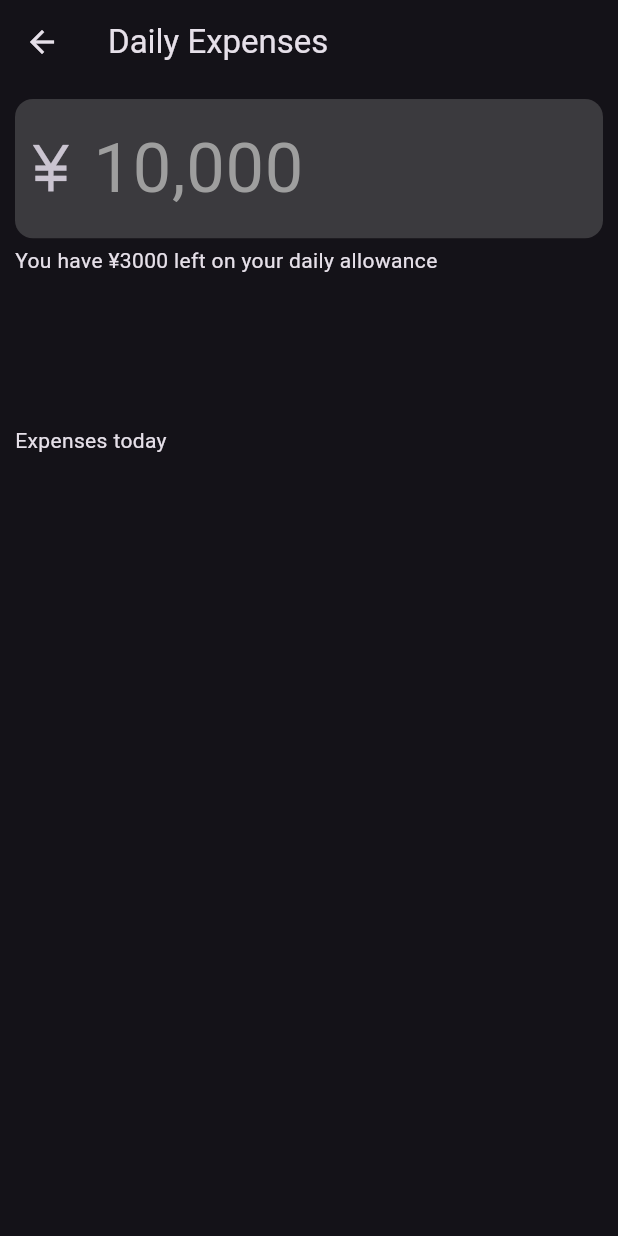
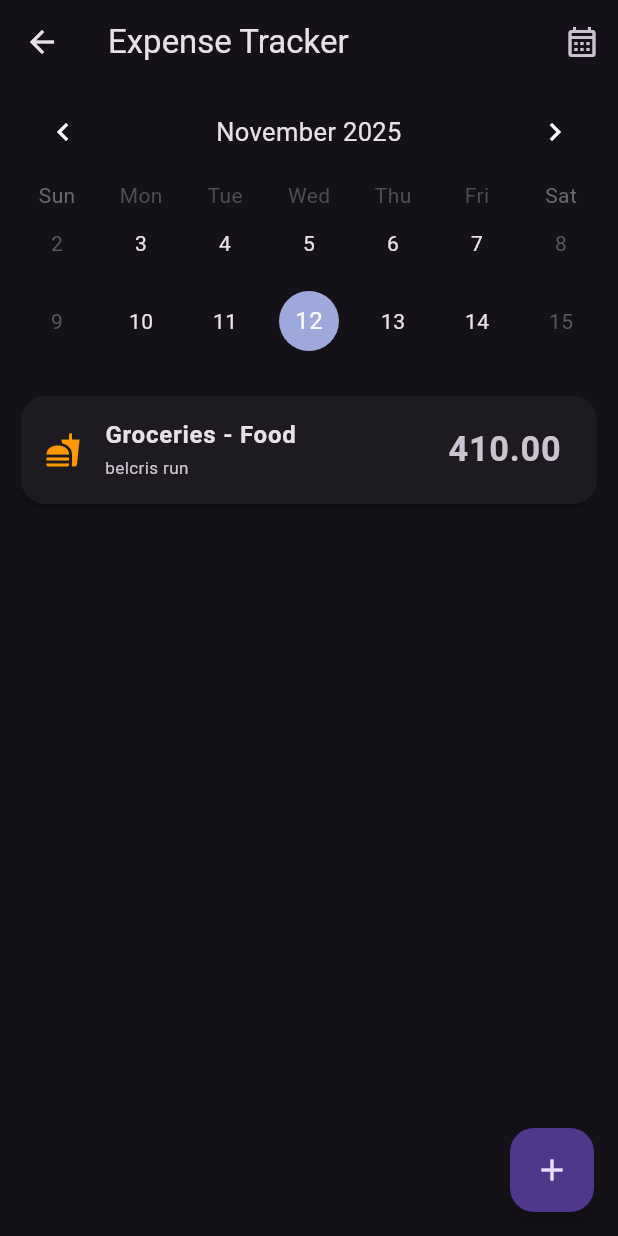
Before and after one commit to joshy-fyed/simple-budget-app, a Flutter app: the HomeScreen screen opened directly, on a phone screen of 412 x 824 dp. Run offline on Flutter 3.47's test engine with Material 3 defaults, Android fonts, the phone set to English and light mode, and no system bars; drawn by our look-alikes of table_calendar; our stand-ins replace flutter_screenutil, gap, go_router.

Commit message:
[新規] add expense_log, update home screen

```diff
--- a/simple_budget_app/lib/home_screen.dart
+++ b/simple_budget_app/lib/home_screen.dart
@@ -1,6 +1,9 @@
 import 'package:flutter/material.dart';
-import 'package:flutter_screenutil/flutter_screenutil.dart';
 import 'package:gap/gap.dart';
+import 'package:simple_budget_app/utils/expense_log.dart';
+import 'package:table_calendar/table_calendar.dart';
+
+final kToday = DateTime.now();
 
 class HomeScreen extends StatefulWidget {
   const HomeScreen({super.key});
@@ -10,44 +13,63 @@ class HomeScreen extends StatefulWidget {
 }
 
 class _HomeScreenState extends State<HomeScreen> {
-  final _controller = TextEditingController();
+  final CalendarFormat _calendarFormat = CalendarFormat.twoWeeks;
+  DateTime _focusedDay = DateTime.now();
+  DateTime? _selectedDay;
+
+  final kFirstDay = DateTime(kToday.year, kToday.month - 3, kToday.day);
+  final kLastDay = DateTime(kToday.year, kToday.month + 3, kToday.day);
 
   @override
   Widget build(BuildContext context) {
     return Scaffold(
       appBar: AppBar(
-          title: const Text('Daily Expenses'),
+        title: const Text('Expense Tracker'),
+        actions: [
+          IconButton(onPressed: (){}, icon: const Icon(Icons.calendar_month_outlined))
+        ],
       ),
       body: Padding(
-          padding: const EdgeInsets.all(10.0),
+        padding: const EdgeInsets.only(left: 10.0, right: 10.0, bottom: 10.0),
         child: Column(
-            crossAxisAlignment: CrossAxisAlignment.start,
           children: [
-              TextField(
-                decoration: InputDecoration(
-                  hintText: "10,000",
-                  hintStyle: const TextStyle(color: Colors.grey),
-                  filled: true,
-                  fillColor: const Color.fromARGB(72, 158, 158, 158),
-                  border: OutlineInputBorder(
-                    borderRadius: BorderRadius.circular(12),
-                    borderSide: BorderSide.none,
+            TableCalendar(
+              headerStyle: const HeaderStyle(
+                formatButtonVisible: false,
+                titleCentered: true
               ),
-                  prefixIcon: Icon(Icons.currency_yen, size: 36.sp,),
-                  contentPadding:
-                      EdgeInsets.symmetric(vertical: 10.h, horizontal: 10.h),
+              firstDay: kFirstDay,
+              lastDay: kLastDay,
+              focusedDay: _focusedDay,
+              calendarFormat: _calendarFormat,
+              selectedDayPredicate: (day) {
+                // Use `selectedDayPredicate` to determine which day is currently selected.
+                // If this returns true, then `day` will be marked as selected.
+
+                // Using `isSameDay` is recommended to disregard
+                // the time-part of compared DateTime objects.
+                return isSameDay(_selectedDay, day);
+              },
+              onDaySelected: (selectedDay, focusedDay) {
+                if (!isSameDay(_selectedDay, selectedDay)) {
+                  // Call `setState()` when updating the selected day
+                  setState(() {
+                    _selectedDay = selectedDay;
+                    _focusedDay = focusedDay;
+                  });
+                }
+              },
+              onPageChanged: (focusedDay) {
+                // No need to call `setState()` here
+                _focusedDay = focusedDay;
+              },
             ),
-                controller: _controller,
-                style: TextStyle(
-                  fontSize: 40.sp
+            const Gap(20),
+            const ExpenseLog()
+          ],
         ),
       ),
-              const Gap(5),
-              const Text("You have ¥3000 left on your daily allowance"),
-              const Gap(100),
-              const Text("Expenses today"),
-            ],
-          ),
-        ),);
+      floatingActionButton: FloatingActionButton(onPressed: (){}, child: const Icon(Icons.add),),
+    );
   }
 }
--- a/simple_budget_app/lib/router/router.dart
+++ b/simple_budget_app/lib/router/router.dart
@@ -1,7 +1,8 @@
 import 'package:go_router/go_router.dart';
 import 'package:simple_budget_app/categories/categories_menu.dart';
+import 'package:simple_budget_app/home_screen.dart';
 
 
 final router = GoRouter(routes: [
-  GoRoute(path: '/', builder: (context, state) => const CategoriesMenuScreen())
+  GoRoute(path: '/', builder: (context, state) => const HomeScreen())
 ]);
--- /dev/null
+++ b/simple_budget_app/lib/utils/expense_log.dart
@@ -0,0 +1,31 @@
+import 'package:flutter/material.dart';
+import 'package:flutter_screenutil/flutter_screenutil.dart';
+
+class ExpenseLog extends StatelessWidget {
+  const ExpenseLog({super.key});
+
+  @override
+  Widget build(BuildContext context) {
+    return Card(
+      shape: RoundedRectangleBorder(
+        borderRadius: BorderRadius.circular(16),
+      ),
+      elevation: 2,
+      child: ListTile(
+          onTap: () {},
+          leading: const Icon(Icons.fastfood, color: Colors.orange),
+          title: Text(
+            "Groceries - Food",
+            style: TextStyle(fontSize: 14.sp, fontWeight: FontWeight.bold),
+          ),
+          subtitle: Text(
+            "belcris run",
+            style: TextStyle(fontSize: 10.sp),
+          ),
+          trailing: Text(
+            "410.00",
+            style: TextStyle(fontSize: 20.sp, fontWeight: FontWeight.bold),
+          )),
+    );
+  }
+}
--- a/simple_budget_app/pubspec.yaml
+++ b/simple_budget_app/pubspec.yaml
@@ -12,6 +12,7 @@ dependencies:
   flutter_screenutil: ^5.9.3
   gap: ^3.0.1
   go_router: ^17.0.0
+  table_calendar: ^3.2.0
 
 dev_dependencies:
   flutter_test:
```
Also changed, not shown: simple_budget_app/pubspec.lock. Lines whose indentation alone changed are shown as unchanged.
